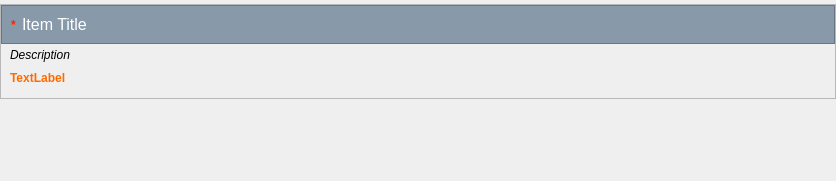
Qt form resources/form_item.ui (lesca-research/piccel) before a commit.
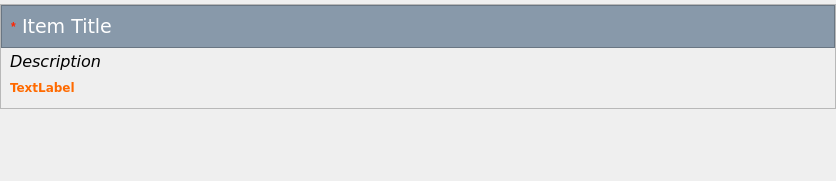
The same form after that commit.

```diff
--- a/resources/form_item.ui
+++ b/resources/form_item.ui
@@ -119,7 +119,8 @@
            </property>
            <property name="font">
             <font>
-             <pointsize>12</pointsize>
+             <family>Verdana</family>
+             <pointsize>14</pointsize>
             </font>
            </property>
            <property name="text">
@@ -179,6 +180,8 @@
            </property>
            <property name="font">
             <font>
+             <family>Verdana</family>
+             <pointsize>12</pointsize>
              <italic>true</italic>
             </font>
            </property>
@@ -209,6 +212,7 @@
            </property>
            <property name="font">
             <font>
+             <family>Verdana</family>
              <weight>75</weight>
              <bold>true</bold>
             </font>
```
